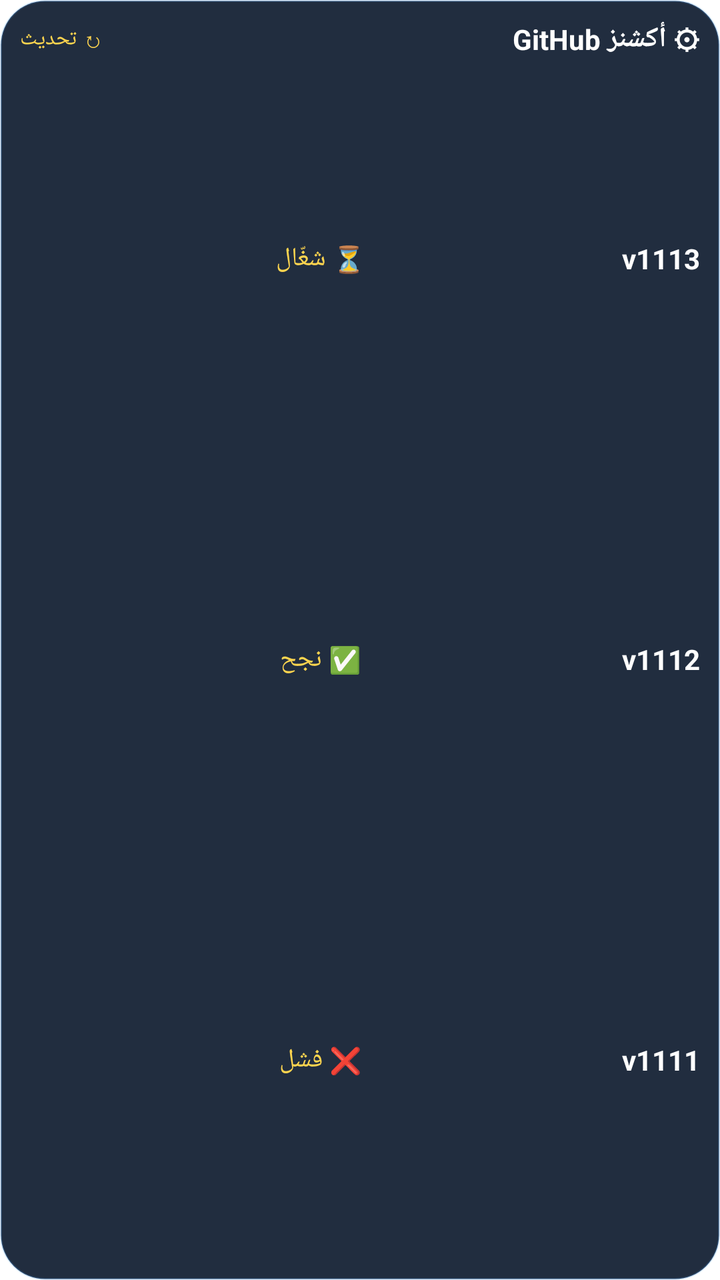
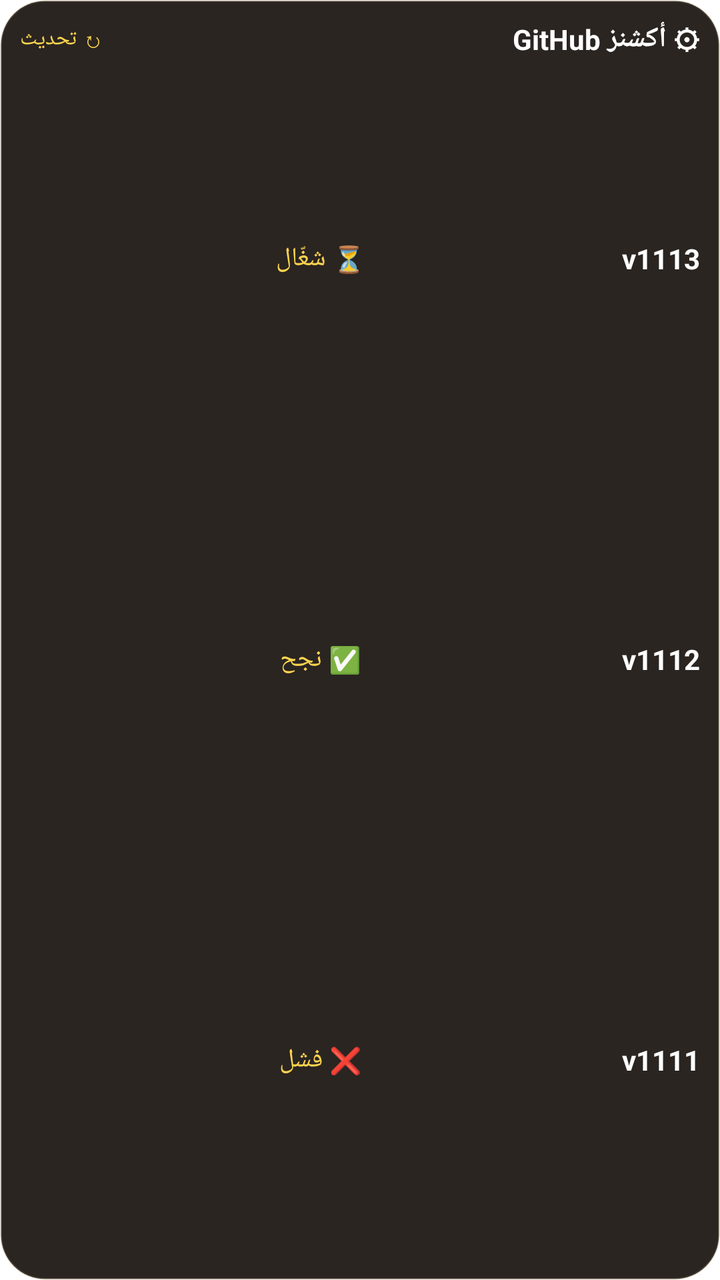

Before-and-after screenshots of an Android layout around one commit, followed by the original layout XML and the change that was made.
<!-- AndroidManifest.xml: application theme Theme.NewTube -->
<!-- res/layout/widget_actions.xml -->
<?xml version="1.0" encoding="utf-8"?>
<LinearLayout xmlns:android="http://schemas.android.com/apk/res/android"
    android:id="@+id/w_a_root"
    android:layout_width="match_parent"
    android:layout_height="match_parent"
    android:orientation="vertical"
    android:layoutDirection="rtl"
    android:padding="10dp"
    android:background="@drawable/widget_bg">
    <LinearLayout
        android:id="@+id/w_a_head"
        android:layout_width="match_parent"
        android:layout_height="wrap_content"
        android:orientation="horizontal"
        android:layoutDirection="rtl"
        android:gravity="center_vertical">
        <TextView
            android:id="@+id/w_a_title"
            android:layout_width="0dp"
            android:layout_height="wrap_content"
            android:layout_weight="1"
            android:text="⚙ أكشنز GitHub"
            android:textColor="#FFFFFFFF"
            android:textSize="14sp"
            android:textStyle="bold"
            android:maxLines="1"/>
        <TextView
            android:id="@+id/w_a_hint"
            android:layout_width="wrap_content"
            android:layout_height="wrap_content"
            android:text="↻ تحديث"
            android:textColor="#FFFFD54F"
            android:textSize="11sp"
            android:maxLines="1"/>
    </LinearLayout>
    <LinearLayout
        android:id="@+id/w_a_row0"
        android:layout_width="match_parent"
        android:layout_height="0dp"
        android:layout_weight="1"
        android:orientation="horizontal"
        android:layoutDirection="rtl"
        android:gravity="center_vertical">
        <TextView
            android:id="@+id/w_a_v0"
            android:layout_width="wrap_content"
            android:layout_height="wrap_content"
            android:text="v1113"
            android:textColor="#FFFFFFFF"
            android:textSize="14sp"
            android:textStyle="bold"
            android:maxLines="1"/>
        <TextView
            android:id="@+id/w_a_s0"
            android:layout_width="0dp"
            android:layout_height="wrap_content"
            android:layout_weight="1"
            android:gravity="center"
            android:text="⏳ شغّال"
            android:textColor="#FFFFD54F"
            android:textSize="13sp"
            android:maxLines="1"/>
        <TextView
            android:id="@+id/w_a_t0"
            android:layout_width="wrap_content"
            android:layout_height="wrap_content"
            android:text=""
            android:textColor="#FFD5E3F5"
            android:textSize="12sp"
            android:maxLines="1"/>
    </LinearLayout>
    <LinearLayout
        android:id="@+id/w_a_row1"
        android:layout_width="match_parent"
        android:layout_height="0dp"
        android:layout_weight="1"
        android:orientation="horizontal"
        android:layoutDirection="rtl"
        android:gravity="center_vertical">
        <TextView
            android:id="@+id/w_a_v1"
            android:layout_width="wrap_content"
            android:layout_height="wrap_content"
            android:text="v1112"
            android:textColor="#FFFFFFFF"
            android:textSize="14sp"
            android:textStyle="bold"
            android:maxLines="1"/>
        <TextView
            android:id="@+id/w_a_s1"
            android:layout_width="0dp"
            android:layout_height="wrap_content"
            android:layout_weight="1"
            android:gravity="center"
            android:text="✅ نجح"
            android:textColor="#FFFFD54F"
            android:textSize="13sp"
            android:maxLines="1"/>
        <TextView
            android:id="@+id/w_a_t1"
            android:layout_width="wrap_content"
            android:layout_height="wrap_content"
            android:text=""
            android:textColor="#FFD5E3F5"
            android:textSize="12sp"
            android:maxLines="1"/>
    </LinearLayout>
    <LinearLayout
        android:id="@+id/w_a_row2"
        android:layout_width="match_parent"
        android:layout_height="0dp"
        android:layout_weight="1"
        android:orientation="horizontal"
        android:layoutDirection="rtl"
        android:gravity="center_vertical">
        <TextView
            android:id="@+id/w_a_v2"
            android:layout_width="wrap_content"
            android:layout_height="wrap_content"
            android:text="v1111"
            android:textColor="#FFFFFFFF"
            android:textSize="14sp"
            android:textStyle="bold"
            android:maxLines="1"/>
        <TextView
            android:id="@+id/w_a_s2"
            android:layout_width="0dp"
            android:layout_height="wrap_content"
            android:layout_weight="1"
            android:gravity="center"
            android:text="❌ فشل"
            android:textColor="#FFFFD54F"
            android:textSize="13sp"
            android:maxLines="1"/>
        <TextView
            android:id="@+id/w_a_t2"
            android:layout_width="wrap_content"
            android:layout_height="wrap_content"
            android:text=""
            android:textColor="#FFD5E3F5"
            android:textSize="12sp"
            android:maxLines="1"/>
    </LinearLayout>
</LinearLayout>
<!-- resources referenced by this layout -->
<resources>
  <!-- drawable widget_bg (drawable) -->
  <?xml version="1.0" encoding="utf-8"?>
  <shape xmlns:android="http://schemas.android.com/apk/res/android" android:shape="rectangle">
      <solid android:color="#F2162235"/>
      <corners android:radius="22dp"/>
      <stroke android:width="1dp" android:color="#334DA3FF"/>
  </shape>
  <style name="Widget.MeeTube.NoScrollbars.ScrollView" parent="android:Widget.ScrollView">
              <item name="android:scrollbars">none</item>
          </style>
  <style name="Widget.MeeTube.NoScrollbars.ListView" parent="android:Widget.ListView">
              <item name="android:scrollbars">none</item>
          </style>
  <!-- drawable splash_play_still (drawable) -->
  <?xml version="1.0" encoding="utf-8"?>
  <vector xmlns:android="http://schemas.android.com/apk/res/android"
      android:width="240dp"
      android:height="240dp"
      android:viewportWidth="240"
      android:viewportHeight="240">
      <path
          android:fillColor="#00000000"
          android:pathData="M0,0h240v240h-240z" />
  </vector>
  <color name="mobile_color_background">#FFFFFF</color>
  <style name="Widget.MeeTube.Loader" parent="android:Widget.Material.ProgressBar">
              <item name="android:indeterminateDrawable">?attr/meetubeLoader</item>
          </style>
  <style name="Widget.MeeTube.Loader.Large" parent="android:Widget.Material.ProgressBar.Large">
              <item name="android:indeterminateDrawable">?attr/meetubeLoader</item>
          </style>
  <style name="Widget.MeeTube.Loader.Small" parent="android:Widget.Material.ProgressBar.Small">
              <item name="android:indeterminateDrawable">?attr/meetubeLoader</item>
          </style>
  <color name="mobile_color_primary">#FF453A</color>
  <color name="mobile_color_primary_dark">#D7372D</color>
  <color name="mobile_color_on_surface">#0F0F0F</color>
  <color name="mobile_color_surface">#FFFFFF</color>
  <color name="mobile_color_navigation_bar">#000000</color>
  <style name="ThemeOverlay.NewTube.BottomSheetDialog" parent="ThemeOverlay.MaterialComponents.BottomSheetDialog">
              <item name="bottomSheetStyle">@style/Widget.NewTube.BottomSheet</item>
              
              <item name="elevationOverlayEnabled">false</item>
          </style>
  <style name="TextAppearance.NewTube.Button" parent="TextAppearance.MaterialComponents.Button">
              <item name="android:textAllCaps">false</item>
              <item name="android:letterSpacing">0</item>
          </style>
  <style name="Widget.NewTube.Snackbar.Action" parent="Widget.MaterialComponents.Button.TextButton.Snackbar">
              <item name="android:textColor">@color/mobile_color_background</item>
              <item name="android:fontFamily">sans-serif-medium</item>
          </style>
  <style name="Widget.MeeTube.Snackbar" parent="Widget.MaterialComponents.Snackbar">
              <item name="shapeAppearance">@style/ShapeAppearance.MeeTube.Round</item>
          </style>
  <style name="ShapeAppearance.MeeTube.Round" parent="">
              <item name="cornerFamily">rounded</item>
              <item name="cornerSize">16dp</item>
          </style>
  <color name="meetube_sheet_glass">#D6FFFFFF</color>
  <style name="ShapeAppearance.NewTube.BottomSheet" parent="">
              <item name="cornerFamily">rounded</item>
              <item name="cornerSizeTopLeft">28dp</item>
              <item name="cornerSizeTopRight">28dp</item>
              <item name="cornerSizeBottomLeft">28dp</item>
              <item name="cornerSizeBottomRight">28dp</item>
          </style>
  <dimen name="meetube_sheet_max_width">640dp</dimen>
  <color name="meetube_switch_off">#E3E3E8</color>
  <!-- unchanged entries left out for length: 7 -->
</resources>

<!-- the commit's change to res/layout/widget_actions.xml (unified diff, before → after) -->
@@ -65,7 +65,7 @@
             android:layout_width="wrap_content"
             android:layout_height="wrap_content"
             android:text=""
-            android:textColor="#FFD5E3F5"
+            android:textColor="#FFE6D8C5"
             android:textSize="12sp"
             android:maxLines="1"/>
     </LinearLayout>
@@ -101,7 +101,7 @@
             android:layout_width="wrap_content"
             android:layout_height="wrap_content"
             android:text=""
-            android:textColor="#FFD5E3F5"
+            android:textColor="#FFE6D8C5"
             android:textSize="12sp"
             android:maxLines="1"/>
     </LinearLayout>
@@ -137,7 +137,7 @@
             android:layout_width="wrap_content"
             android:layout_height="wrap_content"
             android:text=""
-            android:textColor="#FFD5E3F5"
+            android:textColor="#FFE6D8C5"
             android:textSize="12sp"
             android:maxLines="1"/>
     </LinearLayout>
<!-- resource entries referenced after the edit -->
@@ -3,9 +3,9 @@
   <!-- drawable widget_bg (drawable) -->
   <?xml version="1.0" encoding="utf-8"?>
   <shape xmlns:android="http://schemas.android.com/apk/res/android" android:shape="rectangle">
-      <solid android:color="#F2162235"/>
+      <solid android:color="#F21F1A16"/>
       <corners android:radius="22dp"/>
-      <stroke android:width="1dp" android:color="#334DA3FF"/>
+      <stroke android:width="1dp" android:color="#33D4B896"/>
   </shape>
   <style name="Widget.MeeTube.NoScrollbars.ScrollView" parent="android:Widget.ScrollView">
               <item name="android:scrollbars">none</item>
